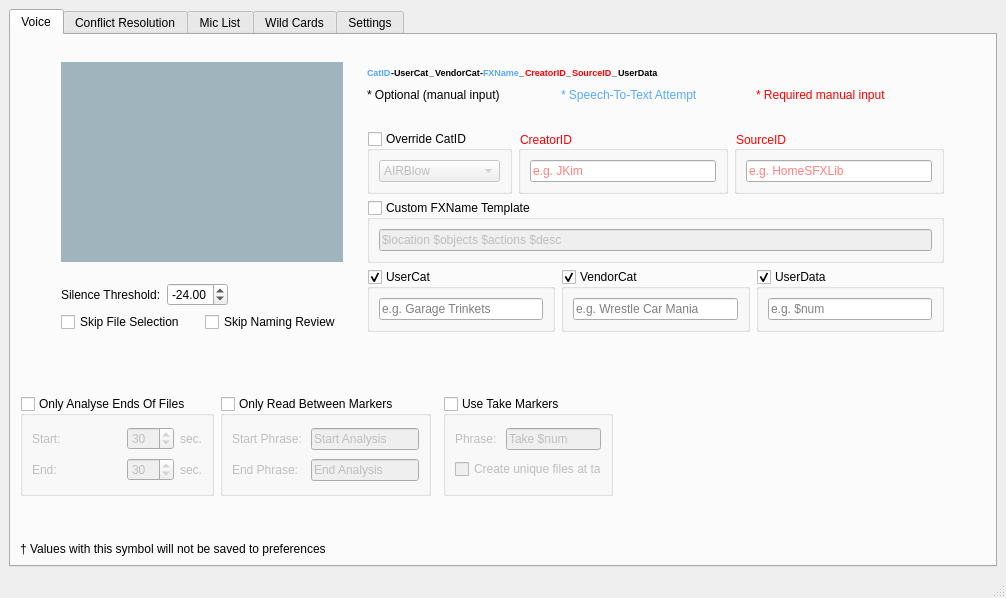
First picture: the form in UCS Voice Naming Tool/src/ui/gui/MainWindow.ui, repository SoundsLikeJonny/UCS-Voice-Naming-Tool, before the edit.
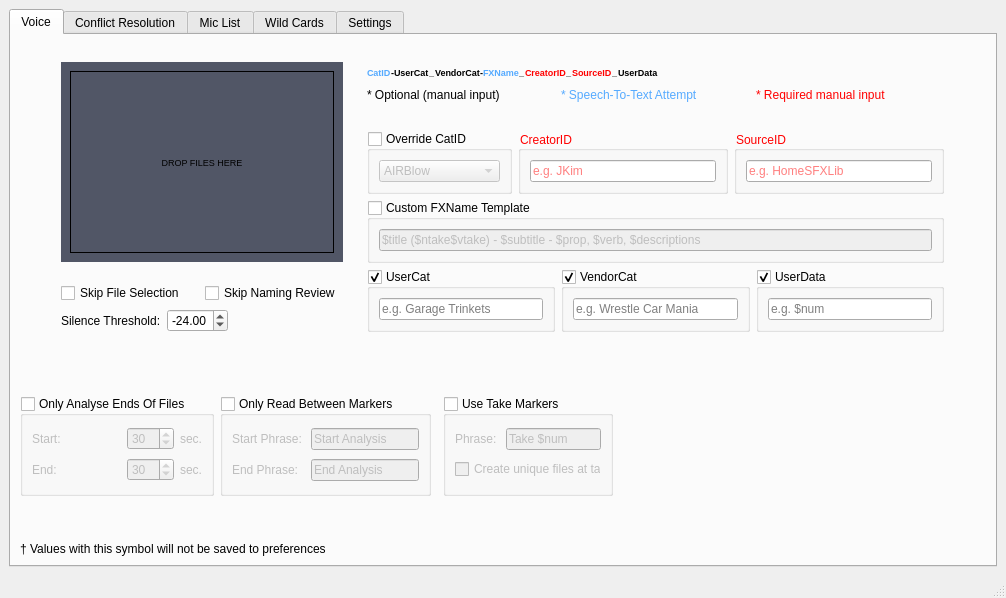
Second picture: the form after the edit.

Commit message: [Dev] Completing basic functionality of "drag-drop, select, process, display" loop

Patch:
```diff
--- a/UCS Voice Naming Tool/src/ui/gui/MainWindow.ui
+++ b/UCS Voice Naming Tool/src/ui/gui/MainWindow.ui
@@ -453,71 +453,6 @@
               </size>
              </property>
              <layout class="QGridLayout" name="gridLayout_2">
-              <item row="2" column="1">
-               <layout class="QVBoxLayout" name="verticalLayout_9">
-                <property name="sizeConstraint">
-                 <enum>QLayout::SetNoConstraint</enum>
-                </property>
-                <item>
-                 <layout class="QHBoxLayout" name="horizontalLayout_10">
-                  <item>
-                   <widget class="QLabel" name="label_19">
-                    <property name="text">
-                     <string>Silence Threshold:</string>
-                    </property>
-                   </widget>
-                  </item>
-                  <item>
-                   <widget class="QDoubleSpinBox" name="doubleSpinBox">
-                    <property name="minimum">
-                     <double>-70.000000000000000</double>
-                    </property>
-                    <property name="maximum">
-                     <double>-10.000000000000000</double>
-                    </property>
-                    <property name="value">
-                     <double>-24.000000000000000</double>
-                    </property>
-                   </widget>
-                  </item>
-                  <item>
-                   <spacer name="horizontalSpacer_4">
-                    <property name="orientation">
-                     <enum>Qt::Horizontal</enum>
-                    </property>
-                    <property name="sizeHint" stdset="0">
-                     <size>
-                      <width>40</width>
-                      <height>20</height>
-                     </size>
-                    </property>
-                   </spacer>
-                  </item>
-                 </layout>
-                </item>
-                <item>
-                 <layout class="QHBoxLayout" name="horizontalLayout_15">
-                  <property name="topMargin">
-                   <number>0</number>
-                  </property>
-                  <item>
-                   <widget class="QCheckBox" name="checkBox_SkipFileSelection">
-                    <property name="text">
-                     <string>Skip File Selection</string>
-                    </property>
-                   </widget>
-                  </item>
-                  <item>
-                   <widget class="QCheckBox" name="checkBox_SkipNamingReview">
-                    <property name="text">
-                     <string>Skip Naming Review</string>
-                    </property>
-                   </widget>
-                  </item>
-                 </layout>
-                </item>
-               </layout>
-              </item>
               <item row="1" column="1">
                <spacer name="verticalSpacer_6">
                 <property name="orientation">
@@ -554,9 +489,9 @@
                    <colorrole role="Button">
                     <brush brushstyle="SolidPattern">
                      <color alpha="255">
-                      <red>160</red>
-                      <green>180</green>
-                      <blue>190</blue>
+                      <red>81</red>
+                      <green>86</green>
+                      <blue>102</blue>
                      </color>
                     </brush>
                    </colorrole>
@@ -626,18 +561,18 @@
                    <colorrole role="Base">
                     <brush brushstyle="SolidPattern">
                      <color alpha="255">
-                      <red>160</red>
-                      <green>180</green>
-                      <blue>190</blue>
+                      <red>81</red>
+                      <green>86</green>
+                      <blue>102</blue>
                      </color>
                     </brush>
                    </colorrole>
                    <colorrole role="Window">
                     <brush brushstyle="SolidPattern">
                      <color alpha="255">
-                      <red>160</red>
-                      <green>180</green>
-                      <blue>190</blue>
+                      <red>81</red>
+                      <green>86</green>
+                      <blue>102</blue>
                      </color>
                     </brush>
                    </colorrole>
@@ -700,9 +635,9 @@
                    <colorrole role="Button">
                     <brush brushstyle="SolidPattern">
                      <color alpha="255">
-                      <red>160</red>
-                      <green>180</green>
-                      <blue>190</blue>
+                      <red>81</red>
+                      <green>86</green>
+                      <blue>102</blue>
                      </color>
                     </brush>
                    </colorrole>
@@ -772,18 +707,18 @@
                    <colorrole role="Base">
                     <brush brushstyle="SolidPattern">
                      <color alpha="255">
-                      <red>160</red>
-                      <green>180</green>
-                      <blue>190</blue>
+                      <red>81</red>
+                      <green>86</green>
+                      <blue>102</blue>
                      </color>
                     </brush>
                    </colorrole>
                    <colorrole role="Window">
                     <brush brushstyle="SolidPattern">
                      <color alpha="255">
-                      <red>160</red>
-                      <green>180</green>
-                      <blue>190</blue>
+                      <red>81</red>
+                      <green>86</green>
+                      <blue>102</blue>
                      </color>
                     </brush>
                    </colorrole>
@@ -846,9 +781,9 @@
                    <colorrole role="Button">
                     <brush brushstyle="SolidPattern">
                      <color alpha="255">
-                      <red>160</red>
-                      <green>180</green>
-                      <blue>190</blue>
+                      <red>81</red>
+                      <green>86</green>
+                      <blue>102</blue>
                      </color>
                     </brush>
                    </colorrole>
@@ -918,18 +853,18 @@
                    <colorrole role="Base">
                     <brush brushstyle="SolidPattern">
                      <color alpha="255">
-                      <red>160</red>
-                      <green>180</green>
-                      <blue>190</blue>
+                      <red>81</red>
+                      <green>86</green>
+                      <blue>102</blue>
                      </color>
                     </brush>
                    </colorrole>
                    <colorrole role="Window">
                     <brush brushstyle="SolidPattern">
                      <color alpha="255">
-                      <red>160</red>
-                      <green>180</green>
-                      <blue>190</blue>
+                      <red>81</red>
+                      <green>86</green>
+                      <blue>102</blue>
                      </color>
                     </brush>
                    </colorrole>
@@ -988,11 +923,100 @@
                  <bool>false</bool>
                 </property>
                 <property name="styleSheet">
-                 <string notr="true">background-color: rgb(160, 180, 190);</string>
+                 <string notr="true">background-color: rgb(81, 86, 102);</string>
                 </property>
-                <layout class="QGridLayout" name="gridLayout_3"/>
+                <layout class="QGridLayout" name="gridLayout_3">
+                 <item row="0" column="0">
+                  <widget class="QLabel" name="label_22">
+                   <property name="font">
+                    <font>
+                     <pointsize>7</pointsize>
+                     <weight>50</weight>
+                     <italic>false</italic>
+                     <bold>false</bold>
+                     <underline>false</underline>
+                     <strikeout>false</strikeout>
+                    </font>
+                   </property>
+                   <property name="frameShape">
+                    <enum>QFrame::Box</enum>
+                   </property>
+                   <property name="text">
+                    <string>DROP FILES HERE</string>
+                   </property>
+                   <property name="alignment">
+                    <set>Qt::AlignCenter</set>
+                   </property>
+                  </widget>
+                 </item>
+                </layout>
                </widget>
               </item>
+              <item row="3" column="1">
+               <layout class="QVBoxLayout" name="verticalLayout_9">
+                <property name="sizeConstraint">
+                 <enum>QLayout::SetNoConstraint</enum>
+                </property>
+                <item>
+                 <layout class="QHBoxLayout" name="horizontalLayout_10">
+                  <item>
+                   <widget class="QLabel" name="label_19">
+                    <property name="text">
+                     <string>Silence Threshold:</string>
+                    </property>
+                   </widget>
+                  </item>
+                  <item>
+                   <widget class="QDoubleSpinBox" name="doubleSpinBox">
+                    <property name="minimum">
+                     <double>-70.000000000000000</double>
+                    </property>
+                    <property name="maximum">
+                     <double>-10.000000000000000</double>
+                    </property>
+                    <property name="value">
+                     <double>-24.000000000000000</double>
+                    </property>
+                   </widget>
+                  </item>
+                  <item>
+                   <spacer name="horizontalSpacer_4">
+                    <property name="orientation">
+                     <enum>Qt::Horizontal</enum>
+                    </property>
+                    <property name="sizeHint" stdset="0">
+                     <size>
+                      <width>40</width>
+                      <height>20</height>
+                     </size>
+                    </property>
+                   </spacer>
+                  </item>
+                 </layout>
+                </item>
+               </layout>
+              </item>
+              <item row="2" column="1">
+               <layout class="QHBoxLayout" name="horizontalLayout_15">
+                <property name="topMargin">
+                 <number>0</number>
+                </property>
+                <item>
+                 <widget class="QCheckBox" name="checkBox_SkipFileSelection">
+                  <property name="text">
+                   <string>Skip File Selection</string>
+                  </property>
+                 </widget>
+                </item>
+                <item>
+                 <widget class="QCheckBox" name="checkBox_SkipNamingReview">
+                  <property name="text">
+                   <string>Skip Naming Review</string>
+                  </property>
+                 </widget>
+                </item>
+               </layout>
+              </item>
              </layout>
             </widget>
            </item>
@@ -1539,7 +1563,7 @@
                       </size>
                      </property>
                      <property name="text">
-                      <string>$location $objects $actions $desc</string>
+                      <string>$title ($ntake$vtake) - $subtitle - $prop, $verb, $descriptions</string>
                      </property>
                     </widget>
                    </item>
```
The commit also changes 7 other files.
